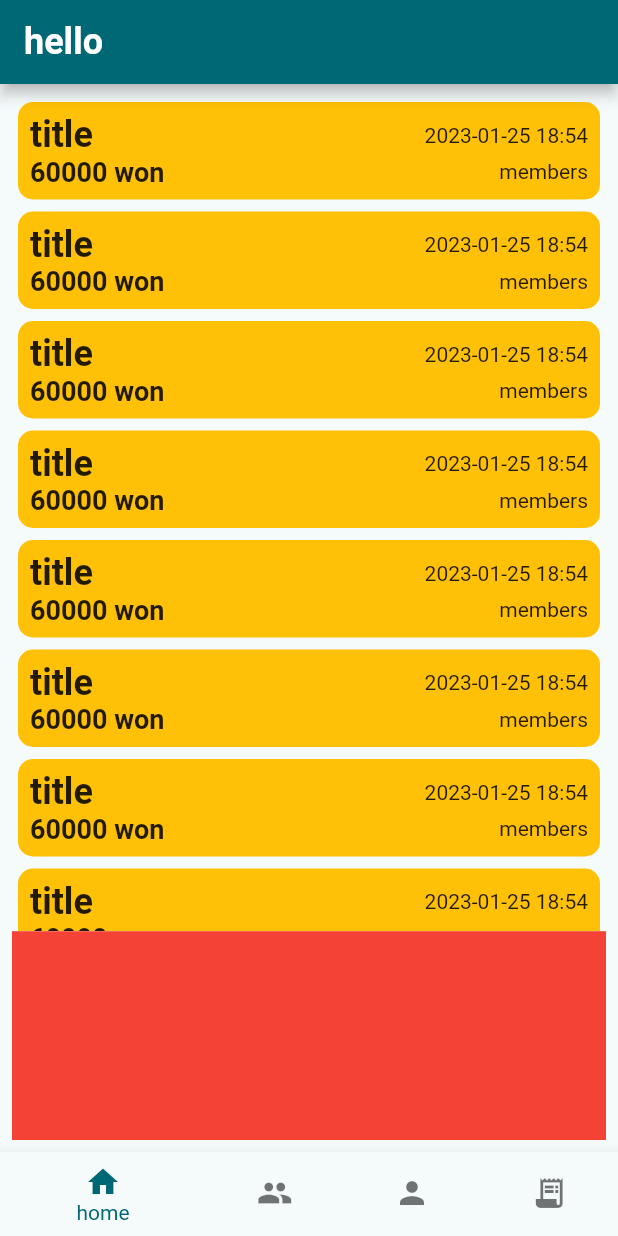
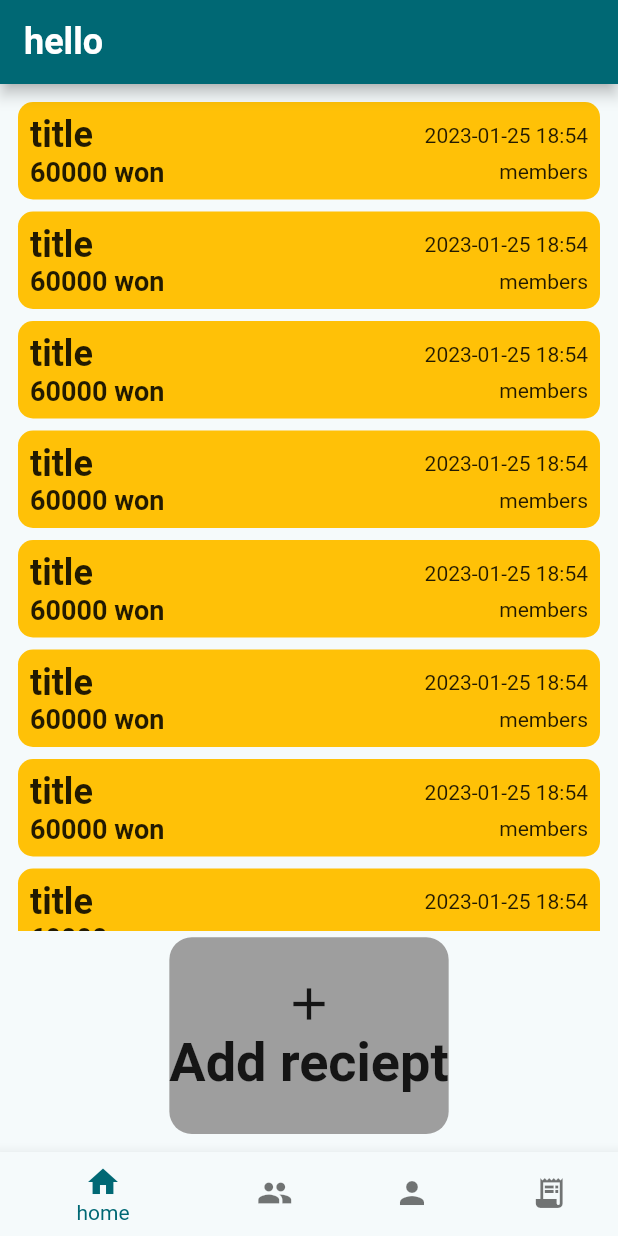
Before and after one commit to hoseCloud/fast_dutch, a Flutter app: the screen it shows after launch, on a phone screen of 412 x 824 dp. Run offline on Flutter 3.47's test engine with Material 2 defaults, Android fonts, the phone set to English and light mode, and no system bars.

Commit message:
Add button for adding reciept in home_screen

```diff
--- a/lib/screens/home_screen.dart
+++ b/lib/screens/home_screen.dart
@@ -8,6 +8,10 @@ class HomeScreen extends StatefulWidget {
 }
 
 class _HomeScreenState extends State<HomeScreen> {
+  void onTapAddReciept() {
+    print('hi');
+  }
+
   @override
   Widget build(BuildContext context) {
     return Padding(
@@ -32,8 +36,34 @@ class _HomeScreenState extends State<HomeScreen> {
           ),
           Flexible(
             flex: 1,
-            child: Container(
-              color: Colors.red,
+            child: Padding(
+              padding: const EdgeInsets.all(4.0),
+              child: GestureDetector(
+                onTap: onTapAddReciept,
+                child: Container(
+                  clipBehavior: Clip.hardEdge,
+                  decoration: BoxDecoration(
+                    borderRadius: BorderRadius.circular(15),
+                    color: Colors.grey,
+                  ),
+                  child: Column(
+                    mainAxisAlignment: MainAxisAlignment.center,
+                    children: const [
+                      Icon(
+                        Icons.add,
+                        size: 36,
+                      ),
+                      Text(
+                        'Add reciept',
+                        style: TextStyle(
+                          fontSize: 36,
+                          fontWeight: FontWeight.bold,
+                        ),
+                      ),
+                    ],
+                  ),
+                ),
+              ),
             ),
           ),
         ],
```
